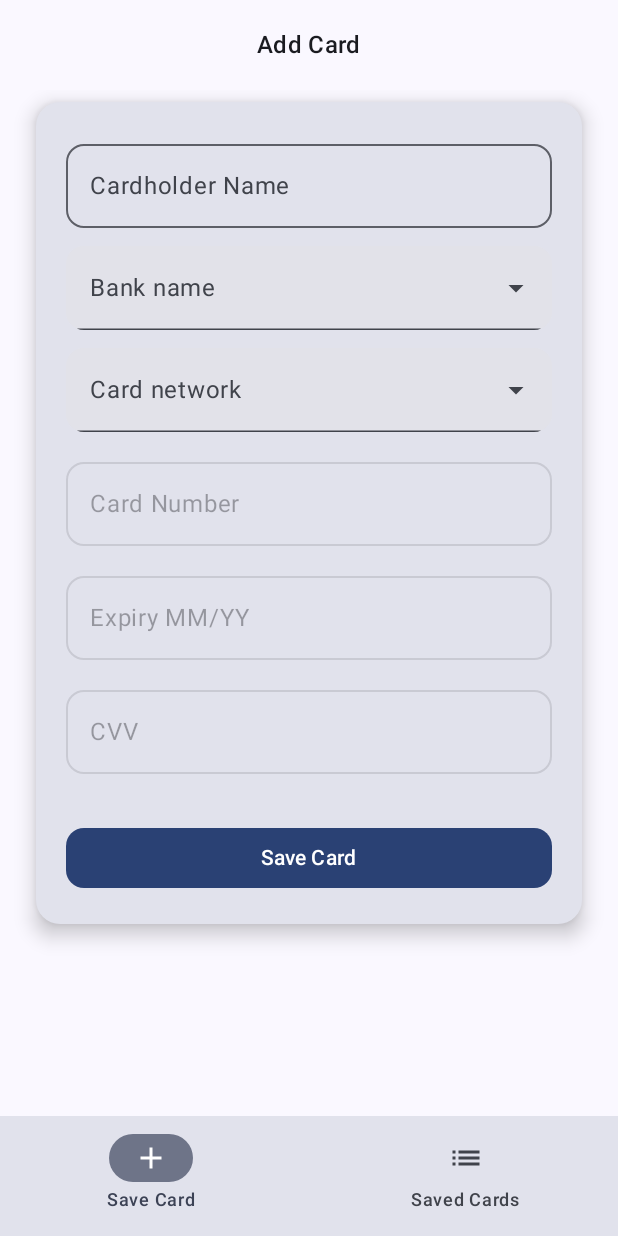
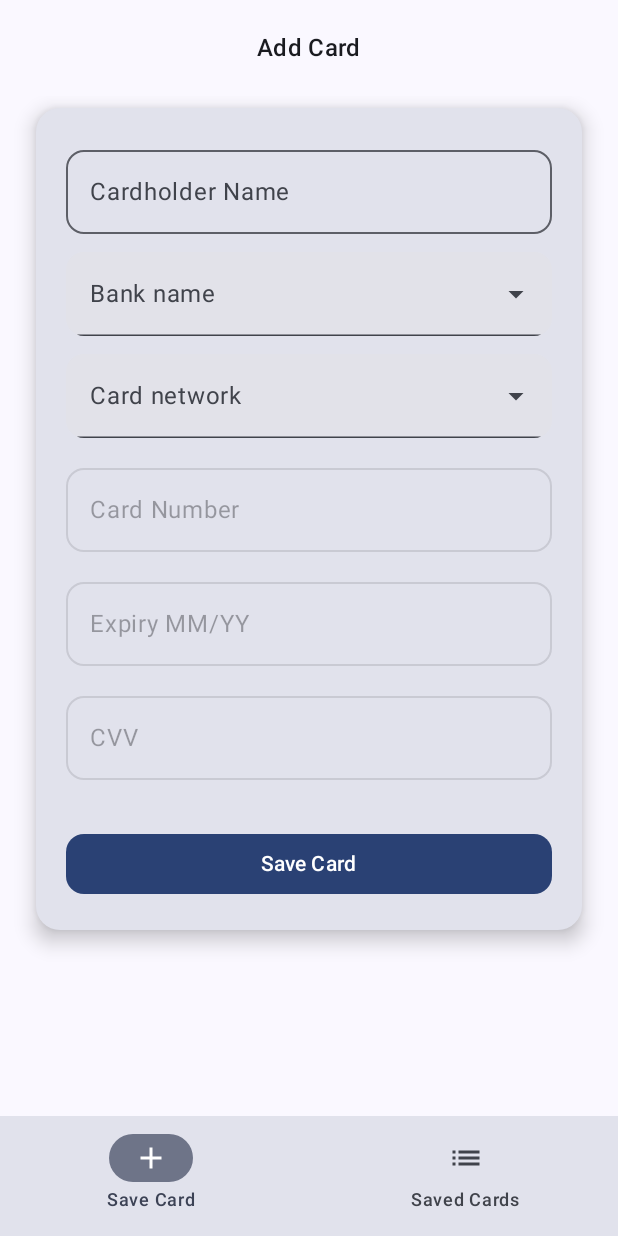
Before and after one commit to althafvly/CCStore, an Android app built with Jetpack Compose: the save screen opened through its navigation route, on a phone screen of 412 x 824 dp. Run offline under Robolectric (Android 15) with nearby library versions, the phone set to English and light mode, and no system bars.

Commit message:
Fix top bar title padding

```diff
--- a/app/src/main/java/com/sorrybro/ccstore/screen/MainTopBar.kt
+++ b/app/src/main/java/com/sorrybro/ccstore/screen/MainTopBar.kt
@@ -1,15 +1,12 @@
 package com.sorrybro.ccstore.screen
 
-import androidx.compose.foundation.layout.height
 import androidx.compose.material3.CenterAlignedTopAppBar
 import androidx.compose.material3.ExperimentalMaterial3Api
 import androidx.compose.material3.MaterialTheme
 import androidx.compose.material3.Text
 import androidx.compose.material3.TopAppBarDefaults
 import androidx.compose.runtime.Composable
-import androidx.compose.ui.Modifier
 import androidx.compose.ui.res.stringResource
-import androidx.compose.ui.unit.dp
 import com.sorrybro.ccstore.R
 import com.sorrybro.ccstore.nav.NavRoutes
 
@@ -17,7 +14,6 @@ import com.sorrybro.ccstore.nav.NavRoutes
 @Composable
 fun MainTopBar(selectedRoute: String) {
     CenterAlignedTopAppBar(
-        modifier = Modifier.height(60.dp),
         title = {
             Text(
                 when (selectedRoute) {
```
